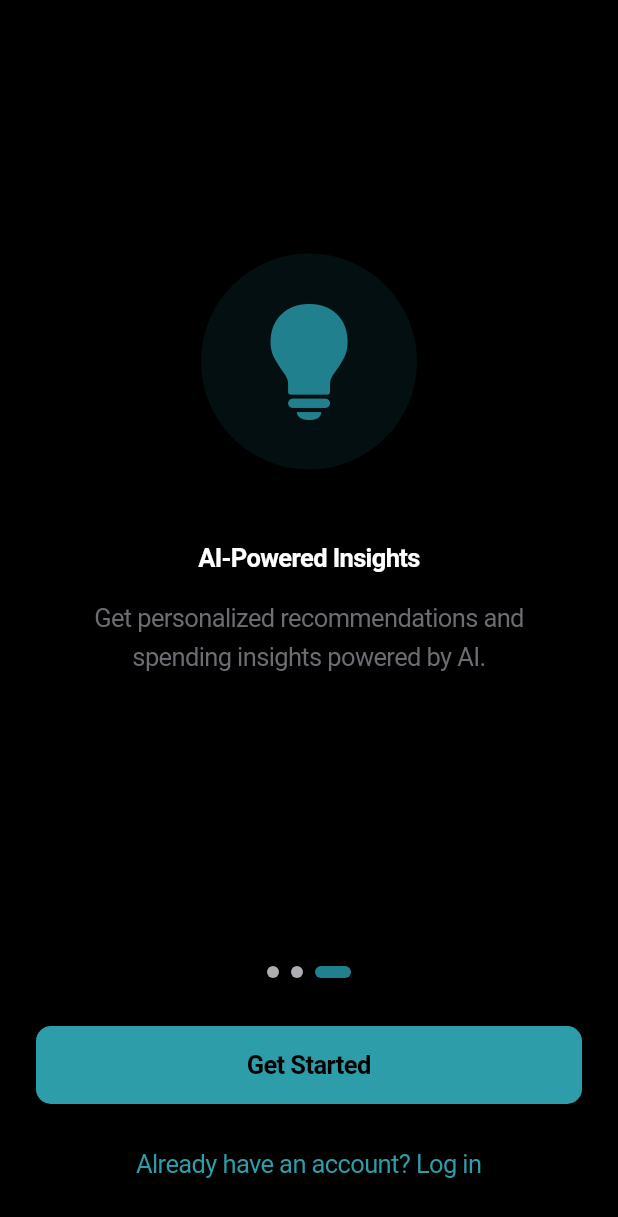
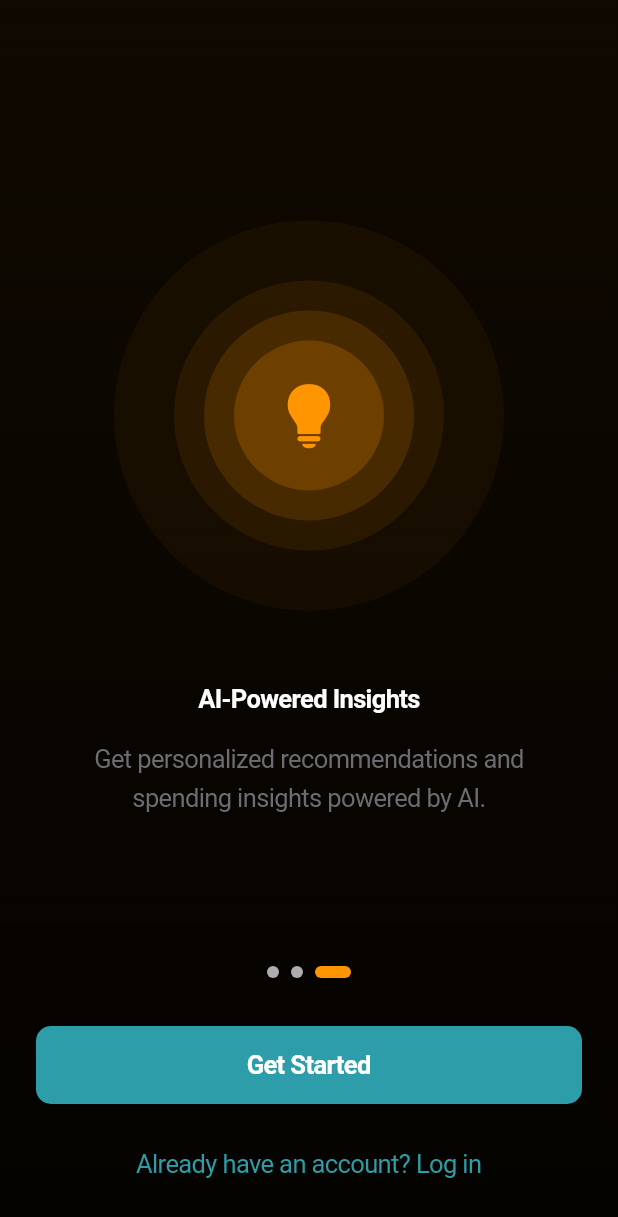
Before and after one commit to Soliperso/fin_mate, a Flutter app: the screen it shows after launch, swiped to page 3, on a phone screen of 412 x 824 dp. Shown: the top 1217 px of the screen. Run offline on Flutter 3.47's test engine with Material 3 defaults, Android fonts, the phone set to English and light mode, and no system bars; our stand-ins replace connectivity_plus, equatable, file_picker, fl_chart, flutter_dotenv, flutter_riverpod and 12 more; missing offline and left inert: flutter_jailbreak_detection, flutter_stripe, google_mlkit_text_recognition, otp; accounts and stored records are empty.

Commit message:
Polish onboarding: per-slide accent colors, layered illustration, skip top-right, full-width next, animated gradient background, ripple fix
Co-Authored-By: Claude Sonnet 4.6 <noreply@anthropic.com>

```diff
--- a/lib/features/auth/presentation/pages/onboarding_page.dart
+++ b/lib/features/auth/presentation/pages/onboarding_page.dart
@@ -25,20 +25,26 @@ class _OnboardingPageState extends State<OnboardingPage>
       description:
           'Get a complete overview of your income, expenses, and net worth in one place.',
       icon: CupertinoIcons.chart_pie_fill,
+      color: AppColors.brandTeal,
     ),
     OnboardingSlide(
       title: 'Pay Off Debt Faster',
       description:
           'Track your debts, choose a payoff strategy, and watch your progress as you achieve financial freedom.',
       icon: CupertinoIcons.creditcard_fill,
+      color: AppColors.systemPurple,
     ),
     OnboardingSlide(
       title: 'AI-Powered Insights',
       description:
           'Get personalized recommendations and spending insights powered by AI.',
       icon: CupertinoIcons.lightbulb_fill,
+      color: AppColors.systemOrange,
     ),
   ];
+
+  Color get _currentColor => _slides[_currentPage].color;
+  bool get _isLastPage => _currentPage == _slides.length - 1;
 
   @override
   void initState() {
@@ -66,9 +72,34 @@ class _OnboardingPageState extends State<OnboardingPage>
     return Scaffold(
       body: FadeTransition(
         opacity: _entranceFade,
+        child: Stack(
+          fit: StackFit.expand,
+          children: [
+            // Animated gradient background — separate layer so ripples render above it
+            AnimatedContainer(
+              duration: const Duration(milliseconds: 400),
+              curve: Curves.easeInOut,
+              decoration: BoxDecoration(
+                gradient: LinearGradient(
+                  begin: Alignment.topCenter,
+                  end: Alignment.bottomCenter,
+                  colors: [
+                    _currentColor.withValues(alpha: 0.06),
+                    _currentColor.withValues(alpha: 0.02),
+                  ],
+                ),
+              ),
+            ),
+            // Content on top — transparent Material gives ripples a surface to render on
+            Material(
+              color: Colors.transparent,
               child: SafeArea(
-          child: Column(
+            child: Stack(
               children: [
+                Column(
+                  children: [
+                    // Top spacer to make room for Skip button
+                    const SizedBox(height: AppSizes.xxl),
                     Expanded(
                       child: PageView.builder(
                         controller: _pageController,
@@ -80,7 +111,12 @@ class _OnboardingPageState extends State<OnboardingPage>
                       ),
                     ),
                     Padding(
-                padding: const EdgeInsets.all(AppSizes.lg),
+                      padding: const EdgeInsets.fromLTRB(
+                        AppSizes.lg,
+                        0,
+                        AppSizes.lg,
+                        AppSizes.lg,
+                      ),
                       child: Column(
                         children: [
                           // Page indicator dots
@@ -92,12 +128,12 @@ class _OnboardingPageState extends State<OnboardingPage>
                             ),
                           ),
                           const SizedBox(height: AppSizes.xl),
-                    // Bottom action area — cross-fades between interim and final
+                          // Bottom action area
                           AnimatedSwitcher(
                             duration: const Duration(milliseconds: 300),
                             transitionBuilder: (child, animation) =>
                                 FadeTransition(opacity: animation, child: child),
-                      child: _currentPage == _slides.length - 1
+                            child: _isLastPage
                                 ? _buildFinalActions()
                                 : _buildInterimActions(),
                           ),
@@ -106,6 +142,30 @@ class _OnboardingPageState extends State<OnboardingPage>
                     ),
                   ],
                 ),
+                // Skip button — top-right, hidden on last slide
+                Positioned(
+                  top: 0,
+                  right: AppSizes.sm,
+                  child: AnimatedOpacity(
+                    duration: const Duration(milliseconds: 250),
+                    opacity: _isLastPage ? 0.0 : 1.0,
+                    child: TextButton(
+                      onPressed: _isLastPage ? null : () => context.push('/login'),
+                      child: Text(
+                        'Skip',
+                        style: TextStyle(
+                          color: AppColors.textSecondary,
+                          fontWeight: FontWeight.w500,
+                        ),
+                      ),
+                    ),
+                  ),
+                ),
+              ],
+            ),
+          ),
+        ),
+      ],
     ),
   ),
     );
@@ -113,11 +173,10 @@ class _OnboardingPageState extends State<OnboardingPage>
 
   Widget _buildSlide(OnboardingSlide slide, int index) {
     return Padding(
-      padding: const EdgeInsets.all(AppSizes.xl),
+      padding: const EdgeInsets.symmetric(horizontal: AppSizes.xl),
       child: Column(
         mainAxisAlignment: MainAxisAlignment.center,
         children: [
-          // Animated content keyed on current page so it cross-fades on change
           AnimatedSwitcher(
             duration: const Duration(milliseconds: 300),
             transitionBuilder: (child, animation) => FadeTransition(
@@ -133,18 +192,52 @@ class _OnboardingPageState extends State<OnboardingPage>
             child: Column(
               key: ValueKey(index),
               children: [
-                // Icon container
+                // Layered illustration
+                Stack(
+                  alignment: Alignment.center,
+                  children: [
+                    // Background blob
                     Container(
-                  padding: const EdgeInsets.all(AppSizes.xl),
+                      width: 260,
+                      height: 260,
                       decoration: BoxDecoration(
-                    color: AppColors.brandTeal.withValues(alpha: 0.12),
                         shape: BoxShape.circle,
+                        color: slide.color.withValues(alpha: 0.05),
+                      ),
+                    ),
+                    // Outer ring
+                    Container(
+                      width: 180,
+                      height: 180,
+                      decoration: BoxDecoration(
+                        shape: BoxShape.circle,
+                        color: slide.color.withValues(alpha: 0.08),
+                      ),
+                    ),
+                    // Middle ring
+                    Container(
+                      width: 140,
+                      height: 140,
+                      decoration: BoxDecoration(
+                        shape: BoxShape.circle,
+                        color: slide.color.withValues(alpha: 0.14),
+                      ),
+                    ),
+                    // Inner icon container
+                    Container(
+                      width: 100,
+                      height: 100,
+                      decoration: BoxDecoration(
+                        shape: BoxShape.circle,
+                        color: slide.color.withValues(alpha: 0.20),
                       ),
                       child: Icon(
                         slide.icon,
-                    size: 80,
-                    color: AppColors.brandTeal,
+                        size: 44,
+                        color: slide.color,
                       ),
+                    ),
+                  ],
                 ),
                 const SizedBox(height: AppSizes.xxl),
                 Text(
@@ -171,15 +264,10 @@ class _OnboardingPageState extends State<OnboardingPage>
   }
 
   Widget _buildInterimActions() {
-    return Row(
+    return SizedBox(
       key: const ValueKey('interim'),
-      children: [
-        OutlinedButton(
-          onPressed: () => context.push('/login'),
-          child: const Text('Skip'),
-        ),
-        const Spacer(),
-        ElevatedButton(
+      width: double.infinity,
+      child: OutlinedButton(
         onPressed: () {
           _pageController.nextPage(
             duration: const Duration(milliseconds: 300),
@@ -188,7 +276,6 @@ class _OnboardingPageState extends State<OnboardingPage>
         },
         child: const Text('Next'),
       ),
-      ],
     );
   }
 
@@ -200,7 +287,10 @@ class _OnboardingPageState extends State<OnboardingPage>
           width: double.infinity,
           child: ElevatedButton(
             onPressed: () => context.push('/signup'),
-            child: const Text('Get Started'),
+            child: const Text(
+              'Get Started',
+              style: TextStyle(color: Colors.white),
+            ),
           ),
         ),
         const SizedBox(height: AppSizes.md),
@@ -220,7 +310,7 @@ class _OnboardingPageState extends State<OnboardingPage>
       width: isActive ? 24 : 8,
       height: 8,
       decoration: BoxDecoration(
-        color: isActive ? AppColors.primaryTeal : AppColors.textTertiary,
+        color: isActive ? _currentColor : AppColors.textTertiary,
         borderRadius: BorderRadius.circular(AppSizes.radiusFull),
       ),
     );
@@ -231,10 +321,12 @@ class OnboardingSlide {
   final String title;
   final String description;
   final IconData icon;
+  final Color color;
 
   OnboardingSlide({
     required this.title,
     required this.description,
     required this.icon,
+    required this.color,
   });
 }
```
Lines whose indentation alone changed are shown as unchanged.
